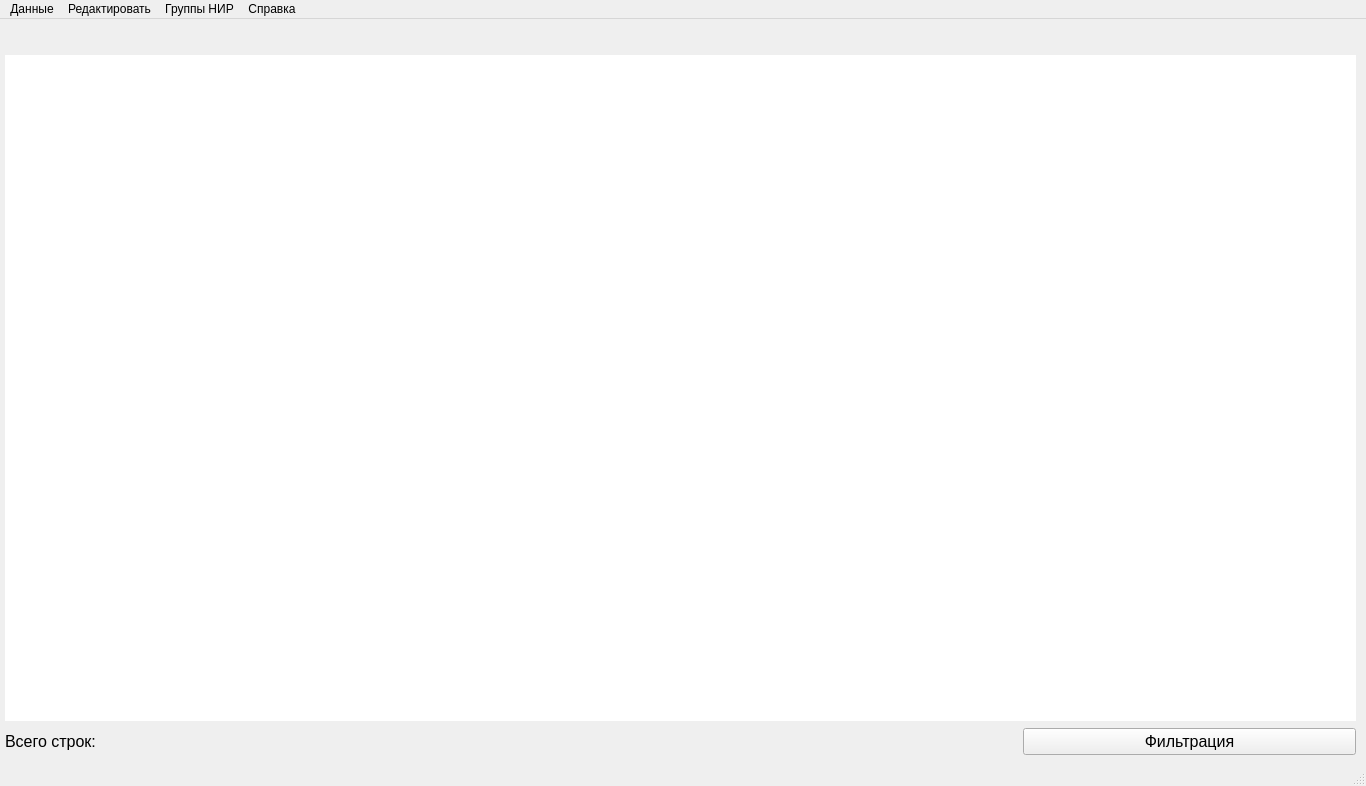
Qt form MainForm.ui (KozlovIA/Qt-DataBase) before a commit.
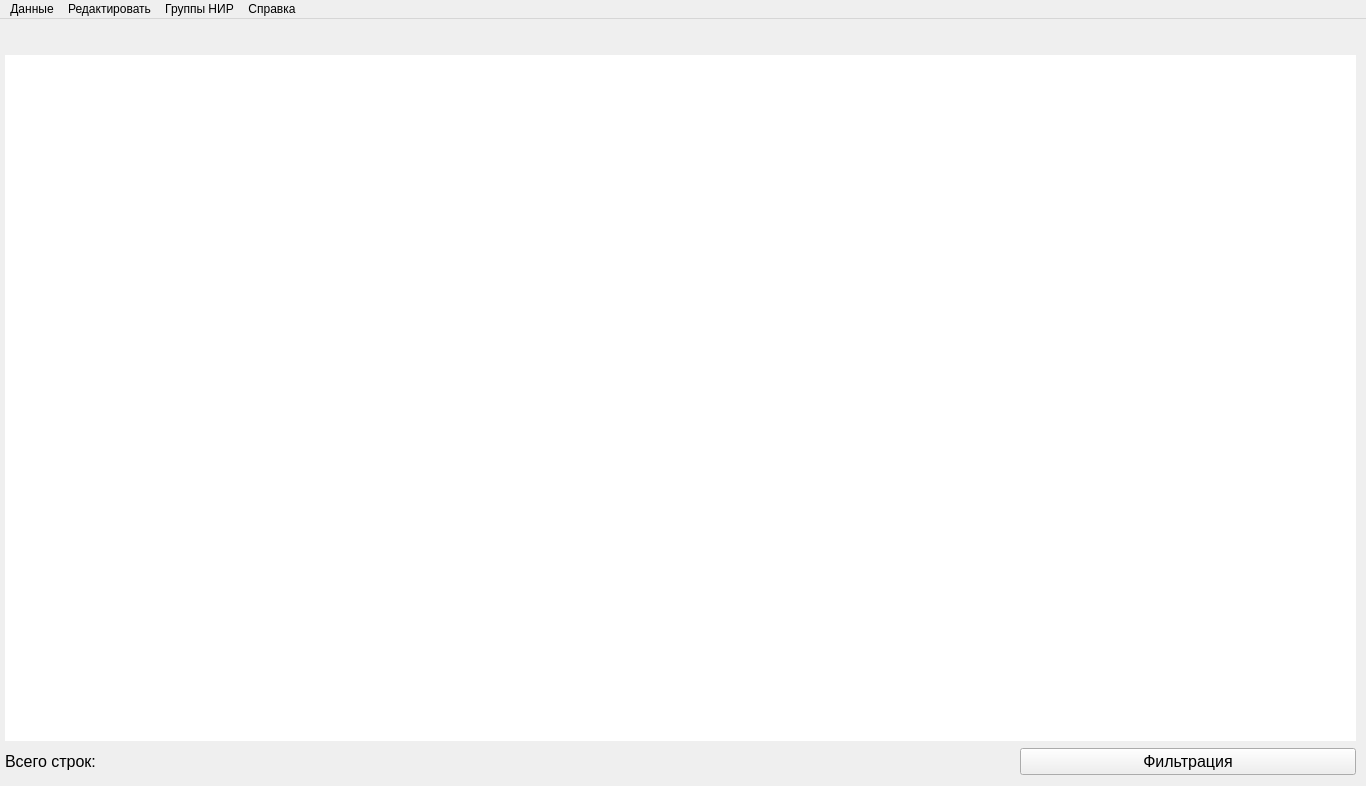
The same form after that commit. Icons and pictures are not drawn.

Commit message: Added Help window. Minor fixes

Diff of the .ui file:
```diff
--- a/MainForm.ui
+++ b/MainForm.ui
@@ -26,6 +26,9 @@
    <iconset>
     <normaloff>source/image/database-icon.png</normaloff>source/image/database-icon.png</iconset>
   </property>
+  <property name="styleSheet">
+   <string notr="true"/>
+  </property>
   <property name="toolButtonStyle">
    <enum>Qt::ToolButtonIconOnly</enum>
   </property>
@@ -42,7 +45,7 @@
       <x>0</x>
       <y>0</y>
       <width>1361</width>
-      <height>741</height>
+      <height>761</height>
      </rect>
     </property>
     <layout class="QGridLayout" name="gridLayout" rowstretch="0,0,0" columnstretch="0,0,0,0">
@@ -80,6 +83,15 @@
        <property name="mouseTracking">
         <bool>false</bool>
        </property>
+       <property name="contextMenuPolicy">
+        <enum>Qt::DefaultContextMenu</enum>
+       </property>
+       <property name="autoFillBackground">
+        <bool>true</bool>
+       </property>
+       <property name="styleSheet">
+        <string notr="true"/>
+       </property>
        <property name="frameShape">
         <enum>QFrame::NoFrame</enum>
        </property>
@@ -107,26 +119,14 @@
          <pointsize>12</pointsize>
         </font>
        </property>
+       <property name="styleSheet">
+        <string notr="true"/>
+       </property>
        <property name="text">
         <string>Фильтрация</string>
        </property>
       </widget>
      </item>
-     <item row="2" column="0">
-      <widget class="QLabel" name="recNum_lb">
-       <property name="font">
-        <font>
-         <pointsize>12</pointsize>
-        </font>
-       </property>
-       <property name="frameShape">
-        <enum>QFrame::NoFrame</enum>
-       </property>
-       <property name="text">
-        <string>Всего строк: </string>
-       </property>
-      </widget>
-     </item>
      <item row="0" column="0" colspan="4">
       <widget class="QLabel" name="dbInfo">
        <property name="enabled">
@@ -152,6 +152,24 @@
        </property>
       </widget>
      </item>
+     <item row="2" column="0" colspan="3">
+      <widget class="QLabel" name="recNum_lb">
+       <property name="font">
+        <font>
+         <pointsize>12</pointsize>
+        </font>
+       </property>
+       <property name="styleSheet">
+        <string notr="true"/>
+       </property>
+       <property name="frameShape">
+        <enum>QFrame::NoFrame</enum>
+       </property>
+       <property name="text">
+        <string>Всего строк: </string>
+       </property>
+      </widget>
+     </item>
     </layout>
    </widget>
   </widget>
@@ -207,11 +225,6 @@
    <addaction name="researchGroups_menu"/>
    <addaction name="reference_menu"/>
   </widget>
-  <widget class="QStatusBar" name="statusbar">
-   <property name="enabled">
-    <bool>true</bool>
-   </property>
-  </widget>
   <action name="actionnf_kbwf">
    <property name="text">
     <string>nf,kbwf</string>
```
Left out of the diff: 1 changed line with no effect on the pictures. The commit also changes 4 other files.
